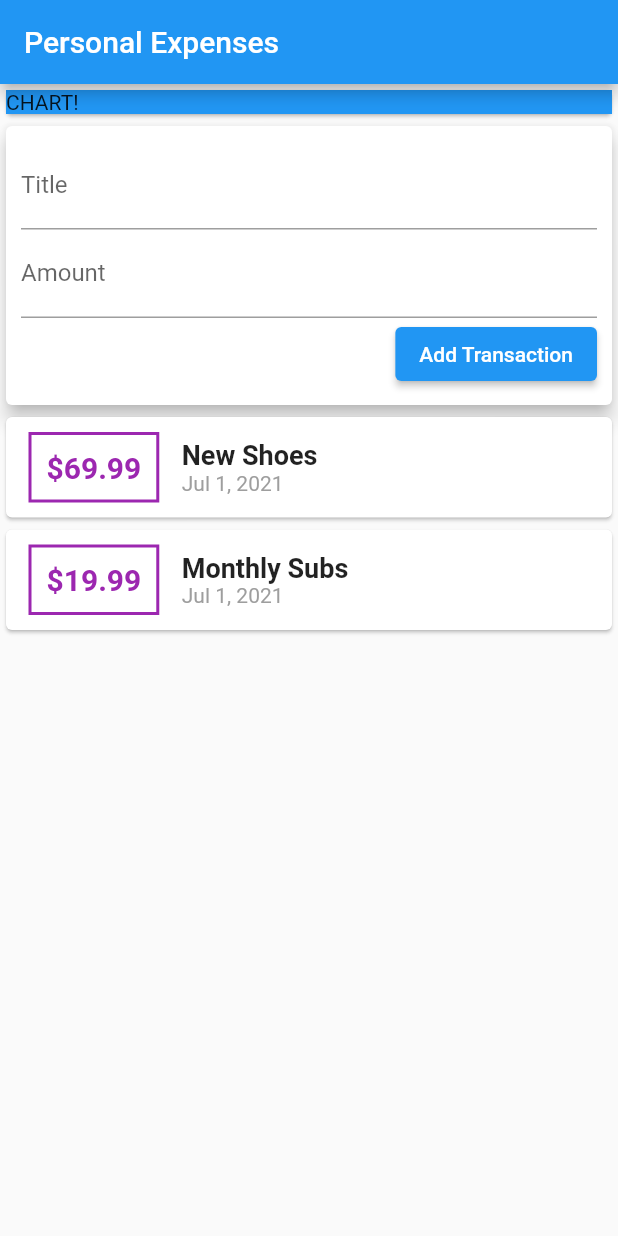
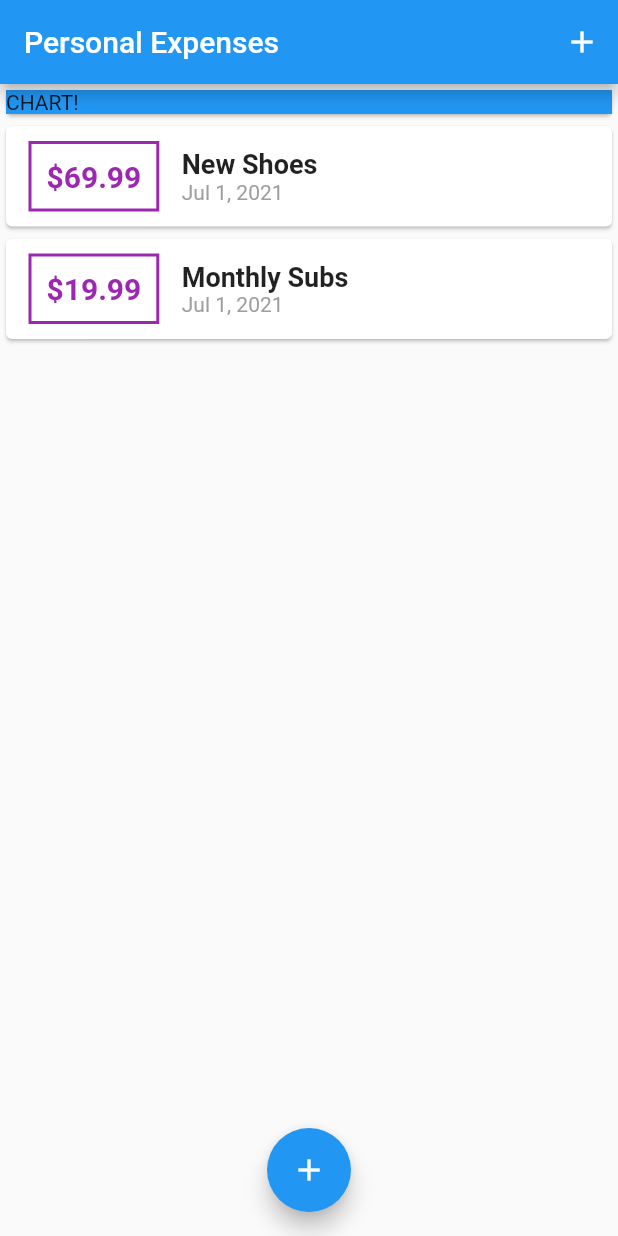
Before and after one commit to donnydevanda/personal-expenses, a Flutter app: the screen it shows after launch, on a phone screen of 412 x 824 dp. Run offline on Flutter 3.47's test engine with Material 2 defaults, Android fonts, the phone set to English and light mode, and no system bars.

Commit message:
Listview & Button add

```diff
--- a/lib/main.dart
+++ b/lib/main.dart
@@ -1,6 +1,7 @@
 import 'package:flutter/material.dart';
 import 'package:personal_expenses/widgets/new_transactions.dart';
-import 'package:personal_expenses/widgets/user_transaction.dart';
+import 'package:personal_expenses/widgets/transaction_list.dart';
+import 'package:personal_expenses/models/transaction.dart';
 
 void main() {
   runApp(MyApp());
@@ -19,14 +20,67 @@ class MyApp extends StatelessWidget {
   }
 }
 
-class MyHomePage extends StatelessWidget {
+class MyHomePage extends StatefulWidget {
+  @override
+  _MyHomePageState createState() => _MyHomePageState();
+}
+
+class _MyHomePageState extends State<MyHomePage> {
+  final List<Transaction> _userTransactions = [
+    Transaction(
+      id: 't1',
+      title: 'New Shoes',
+      amount: 69.99,
+      date: DateTime.now(),
+    ),
+    Transaction(
+      id: 't2',
+      title: 'Monthly Subs',
+      amount: 19.99,
+      date: DateTime.now(),
+    ),
+  ];
+
+  void _addNewTransaction(String txTitle, double txAmount) {
+    final newTx = Transaction(
+      id: DateTime.now().toString(),
+      title: txTitle,
+      amount: txAmount,
+      date: DateTime.now(),
+    );
+
+    setState(() {
+      _userTransactions.add(newTx);
+    });
+  }
+
+  void _startAddNewTransaction(BuildContext ctx) {
+    showModalBottomSheet(
+      context: ctx,
+      builder: (_) {
+        return GestureDetector(
+          onTap: () {},
+          child: NewTransaction(_addNewTransaction),
+          behavior: HitTestBehavior.opaque,
+        );
+      },
+    );
+  }
+
   @override
   Widget build(BuildContext context) {
     return Scaffold(
       appBar: AppBar(
         title: Text('Personal Expenses'),
+        actions: [
+          IconButton(
+            onPressed: () => _startAddNewTransaction(context),
+            icon: Icon(Icons.add),
+          )
+        ],
       ),
-      body: Column(
+      body: SingleChildScrollView(
+        child: Column(
           crossAxisAlignment: CrossAxisAlignment.stretch,
           children: [
             Card(
@@ -36,8 +90,14 @@ class MyHomePage extends StatelessWidget {
                 child: Text('CHART!'),
               ),
             ),
-          UserTransaction(),
+            TransactionList(_userTransactions),
           ],
+        ),
+      ),
+      floatingActionButtonLocation: FloatingActionButtonLocation.centerFloat,
+      floatingActionButton: FloatingActionButton(
+        child: Icon(Icons.add),
+        onPressed: () => _startAddNewTransaction(context),
       ),
     );
   }
--- a/lib/widgets/transaction_list.dart
+++ b/lib/widgets/transaction_list.dart
@@ -9,8 +9,10 @@ class TransactionList extends StatelessWidget {
 
   @override
   Widget build(BuildContext context) {
-    return Column(
-      children: transactions.map((tx) {
+    return Container(
+      height: 300,
+      child: ListView.builder(
+        itemBuilder: (ctx, index) {
           return Card(
             child: Row(
               children: [
@@ -27,7 +29,7 @@ class TransactionList extends StatelessWidget {
                   ),
                   padding: EdgeInsets.all(10),
                   child: Text(
-                '\$${tx.amount}',
+                    '\$${transactions[index].amount.toStringAsFixed(2)}',
                     style: TextStyle(
                       fontWeight: FontWeight.bold,
                       fontSize: 20,
@@ -39,21 +41,24 @@ class TransactionList extends StatelessWidget {
                   crossAxisAlignment: CrossAxisAlignment.start,
                   children: [
                     Text(
-                  tx.title,
+                      transactions[index].title,
                       style: TextStyle(
                         fontSize: 18,
                         fontWeight: FontWeight.bold,
                       ),
                     ),
                     Text(
-                  DateFormat.yMMMd().format(tx.date),
+                      DateFormat.yMMMd().format(transactions[index].date),
                       style: TextStyle(color: Colors.grey),
                     ),
                   ],
                 )
               ],
-        ));
-      }).toList(),
+            ),
+          );
+        },
+        itemCount: transactions.length,
+      ),
     );
   }
 }
--- a/lib/widgets/user_transaction.dart
+++ /dev/null
@@ -1,49 +0,0 @@
-import 'package:flutter/material.dart';
-import 'package:personal_expenses/models/transaction.dart';
-import 'package:personal_expenses/widgets/new_transactions.dart';
-import 'package:personal_expenses/widgets/transaction_list.dart';
-
-class UserTransaction extends StatefulWidget {
-  @override
-  _UserTransactionState createState() => _UserTransactionState();
-}
-
-class _UserTransactionState extends State<UserTransaction> {
-  final List<Transaction> _userTransactions = [
-    Transaction(
-      id: 't1',
-      title: 'New Shoes',
-      amount: 69.99,
-      date: DateTime.now(),
-    ),
-    Transaction(
-      id: 't2',
-      title: 'Monthly Subs',
-      amount: 19.99,
-      date: DateTime.now(),
-    ),
-  ];
-
-  void _addNewTransaction(String txTitle, double txAmount) {
-    final newTx = Transaction(
-      id: DateTime.now().toString(),
-      title: txTitle,
-      amount: txAmount,
-      date: DateTime.now(),
-    );
-
-    setState(() {
-      _userTransactions.add(newTx);
-    });
-  }
-
-  @override
-  Widget build(BuildContext context) {
-    return Column(
-      children: [
-        NewTransaction(_addNewTransaction),
-        TransactionList(_userTransactions),
-      ],
-    );
-  }
-}
```
Also changed, not shown: lib/widgets/new_transactions.dart (+23 -8 lines). Lines whose indentation alone changed are shown as unchanged.
